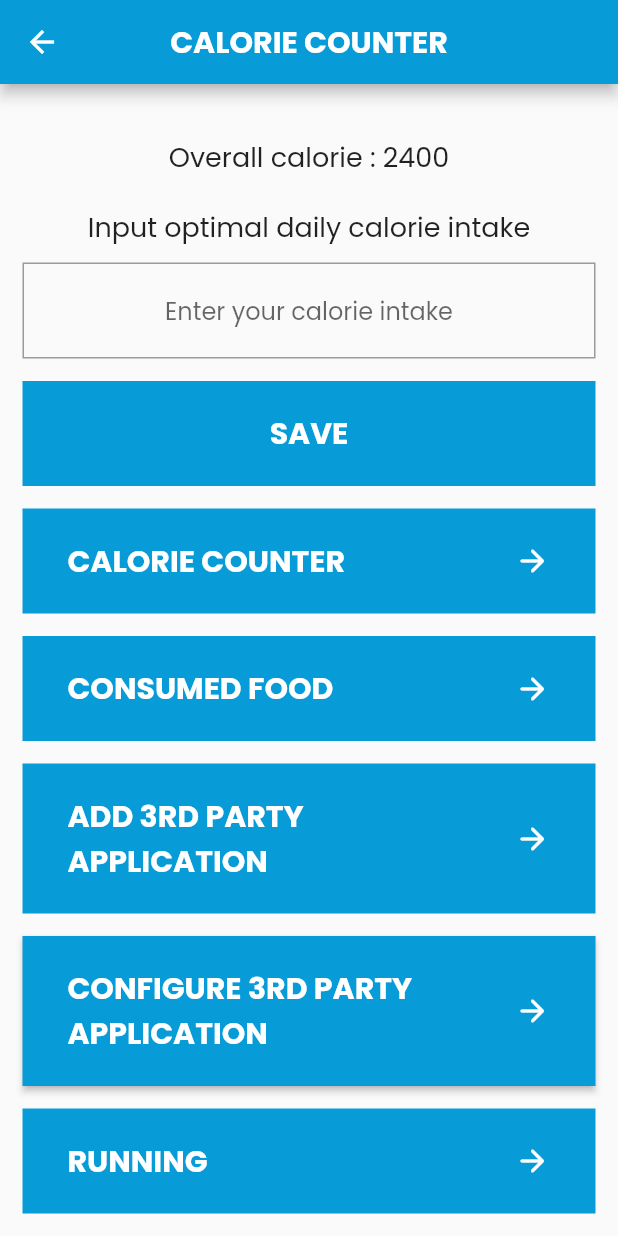
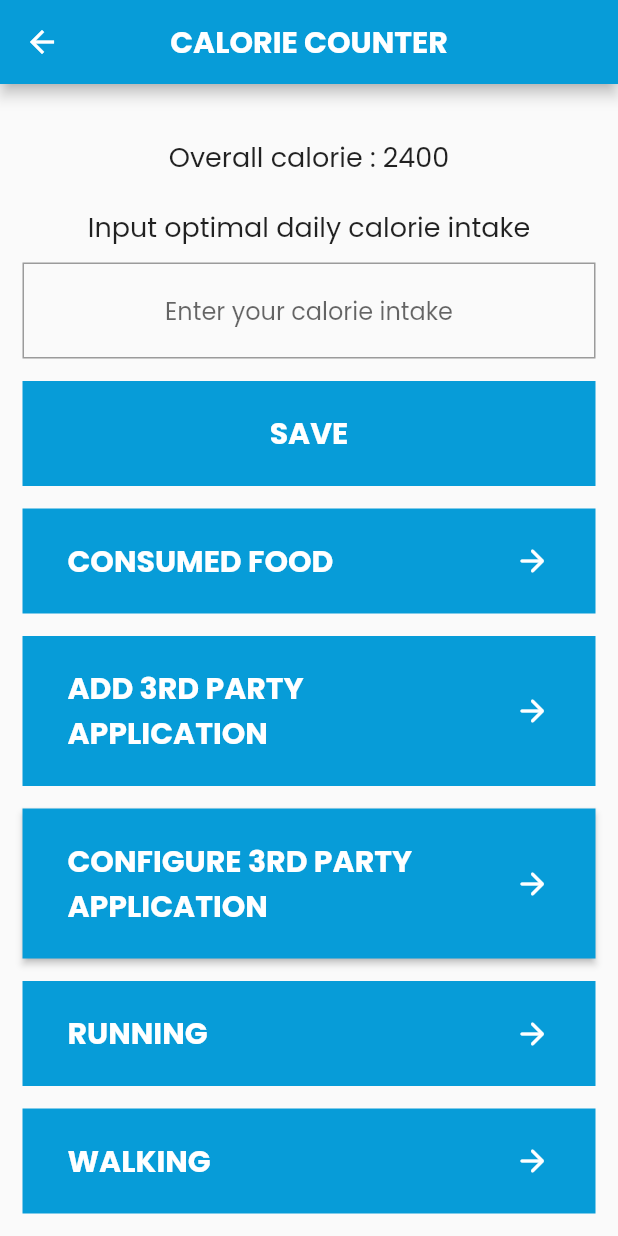
Before and after one commit to ammarrizal/stswks_health_app, a Flutter app: the CalorieCounter screen opened directly, on a phone screen of 412 x 824 dp. Run offline on Flutter 3.47's test engine with Material 2 defaults, Android fonts, the phone set to English and light mode, and no system bars; our stand-ins replace font_awesome_flutter, google_fonts, hexcolor.

```diff
--- a/lib/views/calorie_counter_page.dart
+++ b/lib/views/calorie_counter_page.dart
@@ -4,7 +4,7 @@ import 'package:prototype_1/views/cycling_page.dart';
 import 'package:prototype_1/views/running_page.dart';
 import 'package:prototype_1/views/third_party_app_config.dart';
 import 'package:prototype_1/views/third_party_app_page.dart';
-import 'package:prototype_1/views/calorie_counter.dart';
+//import 'package:prototype_1/views/calorie_counter.dart';
 import 'package:prototype_1/views/walking_page.dart';
 
 class CalorieCounter extends StatefulWidget {
@@ -96,41 +96,41 @@ class _CalorieCounterState extends State<CalorieCounter> {
 
                   SizedBox(height: 15.0),
 
-                  TextButton(
-                    onPressed: (){
-                      Navigator.push(context,
-                        MaterialPageRoute(builder: (context) => OverallCounter()),);
-                    },
-                    style: ButtonStyle(
-                      shape: MaterialStateProperty.all(RoundedRectangleBorder(
-                        borderRadius: BorderRadius.circular(0.0) // 40,
-                      )),
-                      padding: MaterialStateProperty.all(EdgeInsets.fromLTRB(30.0, 20.0, 30.0, 20.0)),
-                      backgroundColor: MaterialStateProperty.all(Color(0xff079cd8)),
-                    ),
-                    child: Row(
-                      children: [
-                        Expanded(
-                          child: Text(
-                            'CALORIE COUNTER',
-                            style: TextStyle(
-                              fontFamily: 'Poppins',
-                              fontWeight: FontWeight.bold,
-                              fontSize: 20,
-                              color: Colors.white,
-                            ),
-                          ),
-                        ),
-                        SizedBox(width: 15.0),
-                        Icon(
-                          Icons.arrow_forward_rounded,
-                          color: Colors.white,
-                        ),
-                      ],
-                    ),
-                  ), // calorie counter
+                  // TextButton(
+                  //   onPressed: (){
+                  //     Navigator.push(context,
+                  //       MaterialPageRoute(builder: (context) => OverallCounter()),);
+                  //   },
+                  //   style: ButtonStyle(
+                  //     shape: MaterialStateProperty.all(RoundedRectangleBorder(
+                  //       borderRadius: BorderRadius.circular(0.0) // 40,
+                  //     )),
+                  //     padding: MaterialStateProperty.all(EdgeInsets.fromLTRB(30.0, 20.0, 30.0, 20.0)),
+                  //     backgroundColor: MaterialStateProperty.all(Color(0xff079cd8)),
+                  //   ),
+                  //   child: Row(
+                  //     children: [
+                  //       Expanded(
+                  //         child: Text(
+                  //           'CALORIE COUNTER',
+                  //           style: TextStyle(
+                  //             fontFamily: 'Poppins',
+                  //             fontWeight: FontWeight.bold,
+                  //             fontSize: 20,
+                  //             color: Colors.white,
+                  //           ),
+                  //         ),
+                  //       ),
+                  //       SizedBox(width: 15.0),
+                  //       Icon(
+                  //         Icons.arrow_forward_rounded,
+                  //         color: Colors.white,
+                  //       ),
+                  //     ],
+                  //   ),
+                  // ), // calorie counter
 
-                  SizedBox(height: 15.0),
+                  SizedBox(height: 0.0),
 
                   TextButton(
                     onPressed: (){
```
